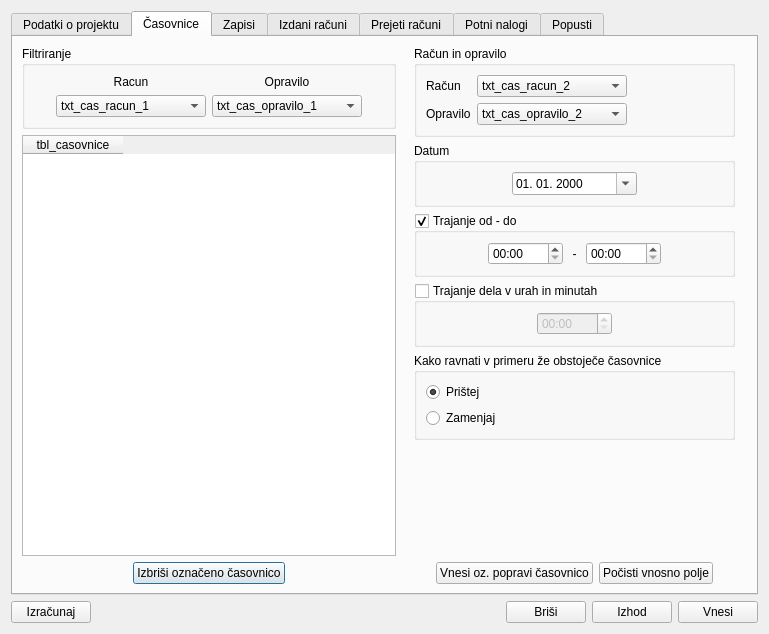
Before: the Qt Designer form projekti.ui in bubi-luka/BubiRacun, drawn with Qt 5.
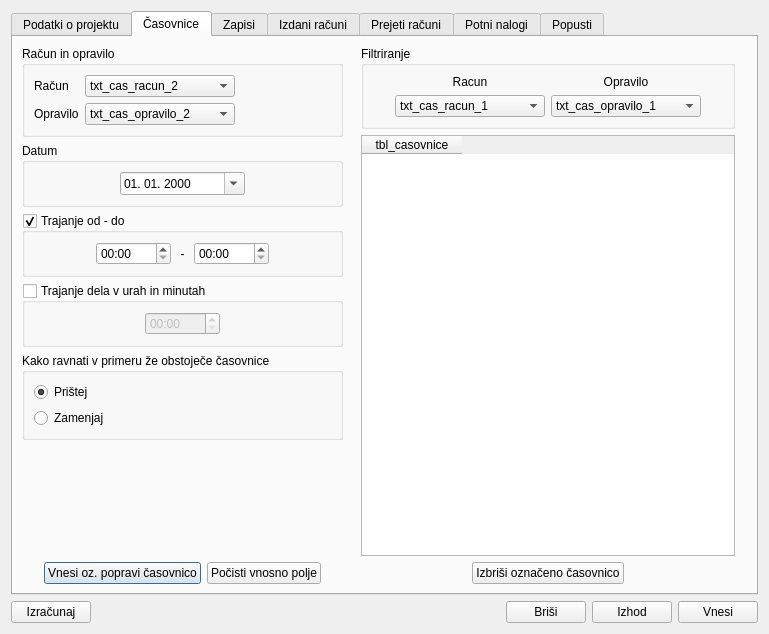
After: the same form once the commit is applied.

What changed in the file:
```diff
--- a/projekti.ui
+++ b/projekti.ui
@@ -369,173 +369,6 @@
        <string>Časovnice</string>
       </attribute>
       <layout class="QHBoxLayout" name="horizontalLayout_17">
-       <item>
-        <layout class="QVBoxLayout" name="verticalLayout_10">
-         <item>
-          <widget class="QGroupBox" name="groupBox_3">
-           <property name="title">
-            <string>Filtriranje</string>
-           </property>
-           <layout class="QHBoxLayout" name="horizontalLayout_13">
-            <item>
-             <spacer name="horizontalSpacer_50">
-              <property name="orientation">
-               <enum>Qt::Horizontal</enum>
-              </property>
-              <property name="sizeHint" stdset="0">
-               <size>
-                <width>40</width>
-                <height>20</height>
-               </size>
-              </property>
-             </spacer>
-            </item>
-            <item>
-             <layout class="QGridLayout" name="gridLayout_5">
-              <item row="1" column="1">
-               <widget class="QComboBox" name="txt_cas_opravilo_1">
-                <property name="minimumSize">
-                 <size>
-                  <width>150</width>
-                  <height>0</height>
-                 </size>
-                </property>
-                <item>
-                 <property name="text">
-                  <string>txt_cas_opravilo_1</string>
-                 </property>
-                </item>
-               </widget>
-              </item>
-              <item row="1" column="0">
-               <widget class="QComboBox" name="txt_cas_racun_1">
-                <property name="minimumSize">
-                 <size>
-                  <width>150</width>
-                  <height>0</height>
-                 </size>
-                </property>
-                <item>
-                 <property name="text">
-                  <string>txt_cas_racun_1</string>
-                 </property>
-                </item>
-               </widget>
-              </item>
-              <item row="0" column="0">
-               <widget class="QLabel" name="label_16">
-                <property name="text">
-                 <string>Racun</string>
-                </property>
-                <property name="alignment">
-                 <set>Qt::AlignCenter</set>
-                </property>
-               </widget>
-              </item>
-              <item row="0" column="1">
-               <widget class="QLabel" name="label_17">
-                <property name="text">
-                 <string>Opravilo</string>
-                </property>
-                <property name="alignment">
-                 <set>Qt::AlignCenter</set>
-                </property>
-               </widget>
-              </item>
-             </layout>
-            </item>
-            <item>
-             <spacer name="horizontalSpacer_51">
-              <property name="orientation">
-               <enum>Qt::Horizontal</enum>
-              </property>
-              <property name="sizeHint" stdset="0">
-               <size>
-                <width>40</width>
-                <height>20</height>
-               </size>
-              </property>
-             </spacer>
-            </item>
-           </layout>
-          </widget>
-         </item>
-         <item>
-          <widget class="QTableWidget" name="tbl_casovnice">
-           <property name="minimumSize">
-            <size>
-             <width>350</width>
-             <height>0</height>
-            </size>
-           </property>
-           <property name="editTriggers">
-            <set>QAbstractItemView::NoEditTriggers</set>
-           </property>
-           <property name="selectionMode">
-            <enum>QAbstractItemView::SingleSelection</enum>
-           </property>
-           <property name="selectionBehavior">
-            <enum>QAbstractItemView::SelectRows</enum>
-           </property>
-           <column>
-            <property name="text">
-             <string>tbl_casovnice</string>
-            </property>
-           </column>
-          </widget>
-         </item>
-         <item>
-          <layout class="QHBoxLayout" name="horizontalLayout_16">
-           <item>
-            <spacer name="horizontalSpacer_55">
-             <property name="orientation">
-              <enum>Qt::Horizontal</enum>
-             </property>
-             <property name="sizeHint" stdset="0">
-              <size>
-               <width>40</width>
-               <height>20</height>
-              </size>
-             </property>
-            </spacer>
-           </item>
-           <item>
-            <widget class="QPushButton" name="btn_brisi_casovnico">
-             <property name="text">
-              <string>Izbriši označeno časovnico</string>
-             </property>
-            </widget>
-           </item>
-           <item>
-            <spacer name="horizontalSpacer_54">
-             <property name="orientation">
-              <enum>Qt::Horizontal</enum>
-             </property>
-             <property name="sizeHint" stdset="0">
-              <size>
-               <width>40</width>
-               <height>20</height>
-              </size>
-             </property>
-            </spacer>
-           </item>
-          </layout>
-         </item>
-        </layout>
-       </item>
-       <item>
-        <spacer name="horizontalSpacer_11">
-         <property name="orientation">
-          <enum>Qt::Horizontal</enum>
-         </property>
-         <property name="sizeHint" stdset="0">
-          <size>
-           <width>47</width>
-           <height>20</height>
-          </size>
-         </property>
-        </spacer>
-       </item>
        <item>
         <layout class="QVBoxLayout" name="verticalLayout_6">
          <item>
@@ -904,6 +737,173 @@
          </item>
         </layout>
        </item>
+       <item>
+        <spacer name="horizontalSpacer_11">
+         <property name="orientation">
+          <enum>Qt::Horizontal</enum>
+         </property>
+         <property name="sizeHint" stdset="0">
+          <size>
+           <width>47</width>
+           <height>20</height>
+          </size>
+         </property>
+        </spacer>
+       </item>
+       <item>
+        <layout class="QVBoxLayout" name="verticalLayout_10">
+         <item>
+          <widget class="QGroupBox" name="groupBox_3">
+           <property name="title">
+            <string>Filtriranje</string>
+           </property>
+           <layout class="QHBoxLayout" name="horizontalLayout_13">
+            <item>
+             <spacer name="horizontalSpacer_50">
+              <property name="orientation">
+               <enum>Qt::Horizontal</enum>
+              </property>
+              <property name="sizeHint" stdset="0">
+               <size>
+                <width>40</width>
+                <height>20</height>
+               </size>
+              </property>
+             </spacer>
+            </item>
+            <item>
+             <layout class="QGridLayout" name="gridLayout_5">
+              <item row="1" column="1">
+               <widget class="QComboBox" name="txt_cas_opravilo_1">
+                <property name="minimumSize">
+                 <size>
+                  <width>150</width>
+                  <height>0</height>
+                 </size>
+                </property>
+                <item>
+                 <property name="text">
+                  <string>txt_cas_opravilo_1</string>
+                 </property>
+                </item>
+               </widget>
+              </item>
+              <item row="1" column="0">
+               <widget class="QComboBox" name="txt_cas_racun_1">
+                <property name="minimumSize">
+                 <size>
+                  <width>150</width>
+                  <height>0</height>
+                 </size>
+                </property>
+                <item>
+                 <property name="text">
+                  <string>txt_cas_racun_1</string>
+                 </property>
+                </item>
+               </widget>
+              </item>
+              <item row="0" column="0">
+               <widget class="QLabel" name="label_16">
+                <property name="text">
+                 <string>Racun</string>
+                </property>
+                <property name="alignment">
+                 <set>Qt::AlignCenter</set>
+                </property>
+               </widget>
+              </item>
+              <item row="0" column="1">
+               <widget class="QLabel" name="label_17">
+                <property name="text">
+                 <string>Opravilo</string>
+                </property>
+                <property name="alignment">
+                 <set>Qt::AlignCenter</set>
+                </property>
+               </widget>
+              </item>
+             </layout>
+            </item>
+            <item>
+             <spacer name="horizontalSpacer_51">
+              <property name="orientation">
+               <enum>Qt::Horizontal</enum>
+              </property>
+              <property name="sizeHint" stdset="0">
+               <size>
+                <width>40</width>
+                <height>20</height>
+               </size>
+              </property>
+             </spacer>
+            </item>
+           </layout>
+          </widget>
+         </item>
+         <item>
+          <widget class="QTableWidget" name="tbl_casovnice">
+           <property name="minimumSize">
+            <size>
+             <width>350</width>
+             <height>0</height>
+            </size>
+           </property>
+           <property name="editTriggers">
+            <set>QAbstractItemView::NoEditTriggers</set>
+           </property>
+           <property name="selectionMode">
+            <enum>QAbstractItemView::SingleSelection</enum>
+           </property>
+           <property name="selectionBehavior">
+            <enum>QAbstractItemView::SelectRows</enum>
+           </property>
+           <column>
+            <property name="text">
+             <string>tbl_casovnice</string>
+            </property>
+           </column>
+          </widget>
+         </item>
+         <item>
+          <layout class="QHBoxLayout" name="horizontalLayout_16">
+           <item>
+            <spacer name="horizontalSpacer_55">
+             <property name="orientation">
+              <enum>Qt::Horizontal</enum>
+             </property>
+             <property name="sizeHint" stdset="0">
+              <size>
+               <width>40</width>
+               <height>20</height>
+              </size>
+             </property>
+            </spacer>
+           </item>
+           <item>
+            <widget class="QPushButton" name="btn_brisi_casovnico">
+             <property name="text">
+              <string>Izbriši označeno časovnico</string>
+             </property>
+            </widget>
+           </item>
+           <item>
+            <spacer name="horizontalSpacer_54">
+             <property name="orientation">
+              <enum>Qt::Horizontal</enum>
+             </property>
+             <property name="sizeHint" stdset="0">
+              <size>
+               <width>40</width>
+               <height>20</height>
+              </size>
+             </property>
+            </spacer>
+           </item>
+          </layout>
+         </item>
+        </layout>
+       </item>
        <item>
         <spacer name="horizontalSpacer_12">
          <property name="orientation">
```
